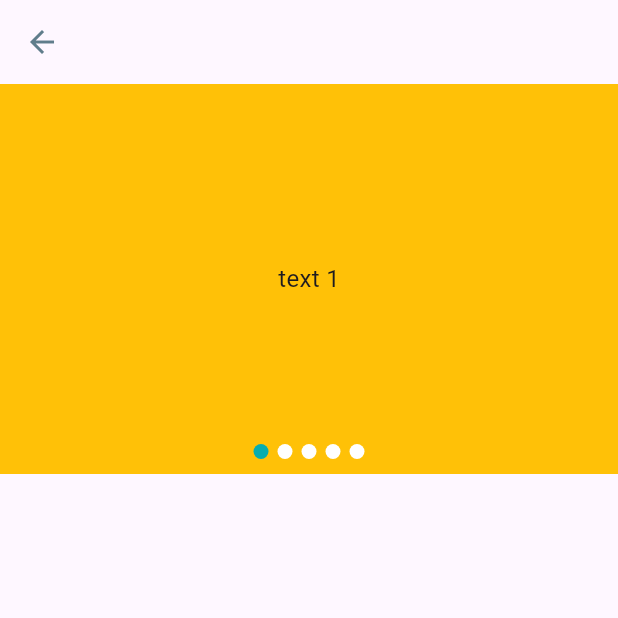
After one commit to Hasibol-Hoda-Inu/ecommerce, a Flutter app: the screen it shows after launch, after a tap on "Nike shoe Ak504594549", on a phone screen of 412 x 824 dp, the top half of it. The commit adds this screen. Run offline on Flutter 3.47's test engine with Material 3 defaults, Android fonts, the phone set to English and light mode, and no system bars; drawn by our look-alikes of carousel_slider; our stand-ins replace flutter_svg, get, pin_code_fields; missing offline and left inert: dart:ffi.

Commit message:
product details screen and product image slider are added

```diff
--- a/lib/presentation/ui/screen/home_screen.dart
+++ b/lib/presentation/ui/screen/home_screen.dart
@@ -1,5 +1,4 @@
 import 'package:ecommerce/presentation/state_holders/main_bottom_nav_controller.dart';
-import 'package:ecommerce/presentation/ui/screen/category_list_screen.dart';
 import 'package:ecommerce/presentation/ui/screen/product_list_screen.dart';
 import 'package:ecommerce/presentation/ui/utility/app_color.dart';
 import 'package:ecommerce/presentation/ui/utility/image_assets.dart';
--- /dev/null
+++ b/lib/presentation/ui/screen/product_details_screen.dart
@@ -0,0 +1,27 @@
+import 'package:ecommerce/presentation/ui/widgets/home_screen/product_image_slider.dart';
+import 'package:flutter/material.dart';
+
+class ProductDetailsScreen extends StatefulWidget {
+  const ProductDetailsScreen({super.key});
+
+  @override
+  State<ProductDetailsScreen> createState() => _ProductDetailsScreenState();
+}
+
+class _ProductDetailsScreenState extends State<ProductDetailsScreen> {
+  @override
+  Widget build(BuildContext context) {
+    return Scaffold(
+      appBar: AppBar(
+        leading: BackButton(
+          color: Colors.blueGrey,
+        ),
+      ),
+      body: Column(
+        children: [
+          ProductImageSlider(),
+        ],
+      ),
+    );
+  }
+}
--- /dev/null
+++ b/lib/presentation/ui/widgets/home_screen/product_image_slider.dart
@@ -0,0 +1,79 @@
+import 'package:carousel_slider/carousel_slider.dart';
+import 'package:flutter/cupertino.dart';
+import 'package:flutter/material.dart';
+
+import '../../utility/app_color.dart';
+
+class ProductImageSlider extends StatefulWidget {
+  const ProductImageSlider({super.key});
+
+  @override
+  State<ProductImageSlider> createState() => _ProductImageSliderState();
+}
+
+class _ProductImageSliderState extends State<ProductImageSlider> {
+  final ValueNotifier<int> _selectedSlider = ValueNotifier(0);
+
+  @override
+  Widget build(BuildContext context) {
+    return Stack(
+      children: [
+        CarouselSlider(
+          options: CarouselOptions(
+              height: 260.0,
+              autoPlay: true,
+              autoPlayInterval: const Duration(seconds: 3),
+              viewportFraction: 1,
+              onPageChanged: (int page, _) {
+                _selectedSlider.value = page;
+              }),
+          items: [1, 2, 3, 4, 5].map((i) {
+            return Builder(
+              builder: (BuildContext context) {
+                return Container(
+                    width: MediaQuery.of(context).size.width,
+                    decoration: const BoxDecoration(
+                      color: Colors.amber,
+                    ),
+                    alignment: Alignment.center,
+                    child: Text(
+                      'text $i',
+                      style: const TextStyle(fontSize: 16.0),
+                    ));
+              },
+            );
+          }).toList(),
+        ),
+
+        const SizedBox(
+          height: 8,
+        ),
+        Positioned(
+          bottom: 10,
+          left: 0,
+          right: 0,
+          child: ValueListenableBuilder(
+              valueListenable: _selectedSlider,
+              builder: (context, value, _) {
+                List<Widget> list = [];
+                for (int i = 0; i < 5; i++) {
+                  list.add(Container(
+                    height: 10,
+                    width: 10,
+                    margin: const EdgeInsets.symmetric(horizontal: 3),
+                    decoration: BoxDecoration(
+                      borderRadius: const BorderRadius.all(Radius.circular(50)),
+                      color: value == i ? AppColors.primaryColor : Colors.white,
+                    ),
+                  ));
+                }
+                return Row(
+                  mainAxisAlignment: MainAxisAlignment.center,
+                  children: list,
+                );
+              }),
+        ),
+      ],
+    );
+  }
+}
--- a/lib/presentation/ui/widgets/product_card_widget.dart
+++ b/lib/presentation/ui/widgets/product_card_widget.dart
@@ -1,4 +1,6 @@
+import 'package:ecommerce/presentation/ui/screen/product_details_screen.dart';
 import 'package:flutter/material.dart';
+import 'package:get/get.dart';
 
 import '../utility/app_color.dart';
 import '../utility/image_assets.dart';
@@ -10,7 +12,11 @@ class ProductCard extends StatelessWidget {
 
   @override
   Widget build(BuildContext context) {
-    return Card(
+    return InkWell(
+      onTap: (){
+        Get.to(const ProductDetailsScreen());
+      },
+      child: Card(
         shape: RoundedRectangleBorder(
             borderRadius: BorderRadius.circular(8)
         ),
@@ -76,6 +82,7 @@ class ProductCard extends StatelessWidget {
             ],
           ),
         ),
+      ),
     );
   }
 }
```
Lines whose indentation alone changed are shown as unchanged.
